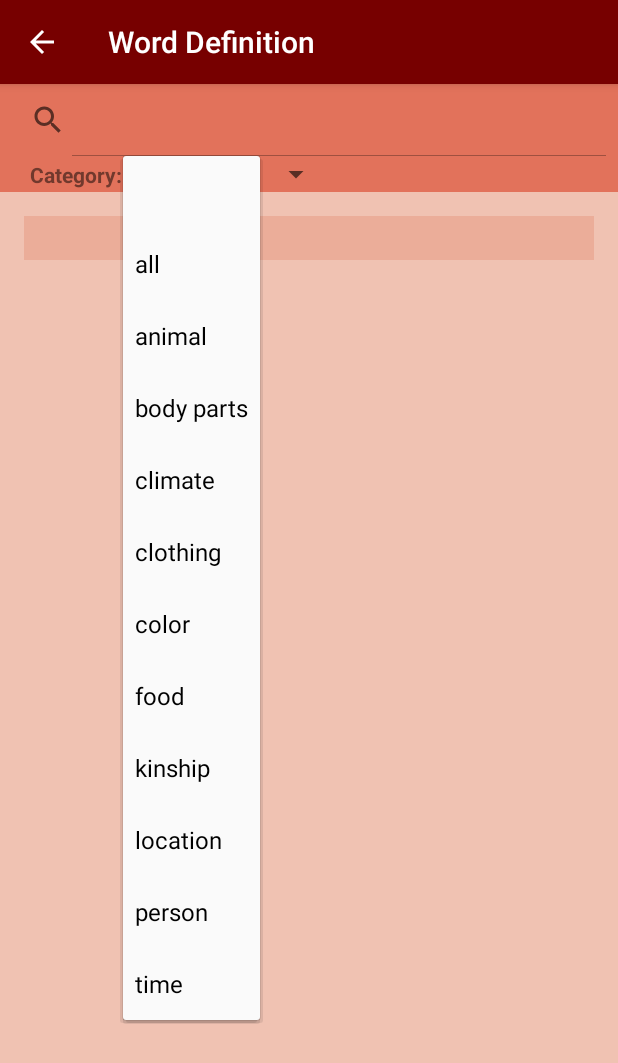
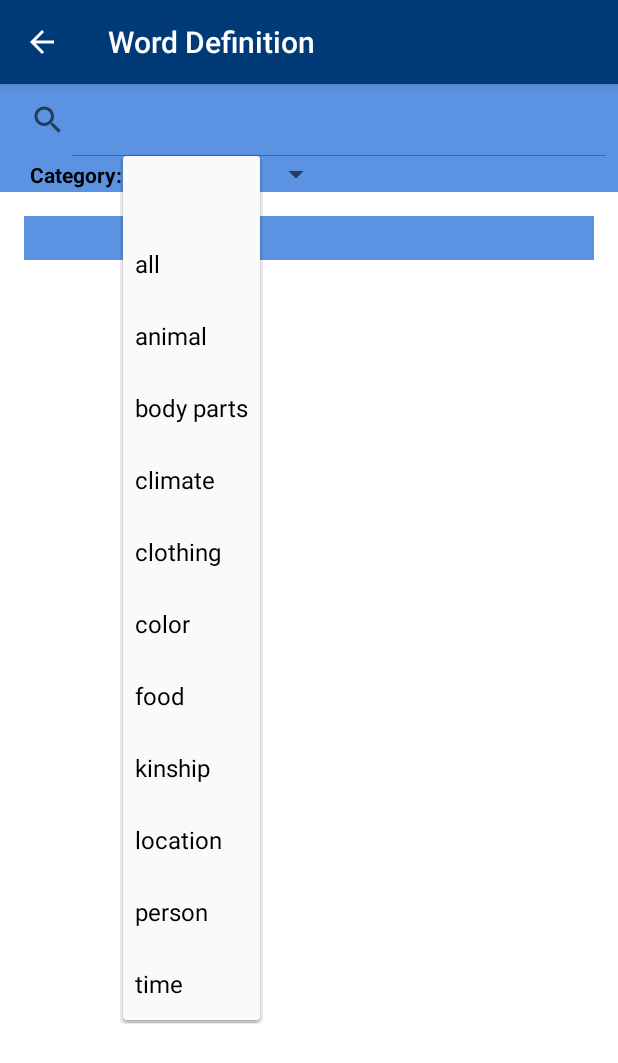
Before and after one commit to acastillah/zapotec-talking-dictionary, an Android app: the fragment WordDefinitionFragment placed in its activity, after a tap on an icon or button, on a phone screen of 412 x 824 dp. Shown: the top 1063 px of the screen. Run offline under Robolectric (Android 15) with nearby library versions, the phone set to English and light mode, and no system bars; 12 statements that could not run were skipped.

Commit message:
Made colors easier to change including text color, but I'm still confused about the Word of the Day text

```diff
--- a/app/src/main/java/edu/haverford/cs/zapotectalkingdictionary/MainPageFragment.java
+++ b/app/src/main/java/edu/haverford/cs/zapotectalkingdictionary/MainPageFragment.java
@@ -125,6 +125,9 @@ public class MainPageFragment extends Fragment{
 		SharedPreferences preferences = getActivity().getSharedPreferences(Preferences.APP_SETTINGS, Activity.MODE_PRIVATE);
 		if (db_size == 0 && preferences.getLong(Preferences.DB_SIZE, 0) > 0)
 			db_size = preferences.getLong(Preferences.DB_SIZE, 0);
+
+		if (db_size == 0)
+			db_size = 519;
 
 		int number = rn.nextInt((int)db_size) + 1;
 
--- a/app/src/main/res/layout/activity_main.xml
+++ b/app/src/main/res/layout/activity_main.xml
@@ -3,7 +3,7 @@
     android:id="@+id/drawer_layout"
     android:layout_width="match_parent"
     android:layout_height="match_parent"
-    android:background="@color/domain_searchbar_background"
+    android:background="@color/searchbar_background"
     tools:context="edu.haverford.cs.zapotectalkingdictionary.MainActivity" >
 
     <LinearLayout
--- a/app/src/main/res/layout/fragment_word_definition.xml
+++ b/app/src/main/res/layout/fragment_word_definition.xml
@@ -53,14 +53,16 @@
                                 android:layout_width="wrap_content"
                                 android:layout_height="wrap_content"
                                 android:text="Zapotec word"
-                                android:textAppearance="?android:attr/textAppearanceLarge" />
+                                android:textAppearance="?android:attr/textAppearanceLarge"
+                                android:textColor="@color/text_one"/>
 
                             <TextView
                                 android:id="@+id/PartOfSpeech"
                                 android:layout_width="wrap_content"
                                 android:layout_height="wrap_content"
                                 android:text="Part of Speech"
-                                android:textAppearance="?android:attr/textAppearanceMedium" />
+                                android:textAppearance="?android:attr/textAppearanceMedium"
+                                android:textColor="@color/text_one"/>
                         </LinearLayout>
 
                         <RelativeLayout
@@ -83,14 +85,16 @@
                             android:layout_width="wrap_content"
                             android:layout_height="wrap_content"
                             android:text="English definition"
-                            android:textAppearance="?android:attr/textAppearanceMedium" />
+                            android:textAppearance="?android:attr/textAppearanceMedium"
+                            android:textColor="@color/text_one"/>
 
                         <TextView
                             android:id="@+id/Word_Spa"
                             android:layout_width="wrap_content"
                             android:layout_height="wrap_content"
                             android:text="Spanish definition"
-                            android:textAppearance="?android:attr/textAppearanceMedium" />
+                            android:textAppearance="?android:attr/textAppearanceMedium"
+                            android:textColor="@color/text_one"/>
                     </LinearLayout>
 
                     <TextView
@@ -98,7 +102,8 @@
                         android:layout_width="wrap_content"
                         android:layout_height="wrap_content"
                         android:text="Variant"
-                        android:textAppearance="?android:attr/textAppearanceMedium" />
+                        android:textAppearance="?android:attr/textAppearanceMedium"
+                        android:textColor="@color/text_one"/>
 
                     <TextView
                         android:id="@+id/Speaker"
@@ -106,6 +111,7 @@
                         android:layout_height="wrap_content"
                         android:text="@string/speaker"
                         android:textAppearance="?android:attr/textAppearanceMedium"
+                        android:textColor="@color/text_one"
                         android:layout_marginBottom="10dp" />
 
                     <ImageView
--- a/app/src/main/res/layout/fragment_word_of_the_day.xml
+++ b/app/src/main/res/layout/fragment_word_of_the_day.xml
@@ -18,6 +18,7 @@
         android:layout_centerHorizontal="true"
         android:text="@string/wordOfTheDay"
         android:textAppearance="?android:attr/textAppearanceLarge"
+        android:textColor="@color/text_one"
         android:clickable="true"
         android:onClick="displayWordOfTheDay" />
 
@@ -30,7 +31,8 @@
         android:clickable="true"
         android:onClick="displayWordOfTheDay"
         android:text="bdua       [bdùùa’]"
-        android:textAppearance="?android:attr/textAppearanceLarge" />
+        android:textAppearance="?android:attr/textAppearanceLarge"
+        android:textColor="@color/text_one"/>
 
     <TextView
         android:id="@+id/textView1"
@@ -40,7 +42,8 @@
         android:layout_centerHorizontal="true"
         android:clickable="true"
         android:onClick="displayWordOfTheDay"
-        android:text="banana noun\n (Spanish) plátano" />
+        android:text="banana noun\n (Spanish) plátano"
+        android:textColor="@color/text_one"/>
 
     </RelativeLayout>
     </ScrollView>
--- a/app/src/main/res/values/colors.xml
+++ b/app/src/main/res/values/colors.xml
@@ -1,22 +1,22 @@
 <?xml version="1.0" encoding="utf-8"?>
 <resources>
-    <color name="app_background">#F0C2B2</color>
-    <color name="actionbar_background">#770000</color>
-    <color name="searchbar_background">#E2725B</color>
+    <color name="app_background">#ffffff</color>
+    <color name="actionbar_background">#003a77</color>
+    <color name="searchbar_background">#5b93e2</color>
     <color name="dropdown_background">#00ff00</color>
     <color name="background">#ba0c0c</color> <!-- not clear what this does in activity_main.xml -->
     <!-- <color name="nav_background_color">#ffff00</color>  not clear what this does -->
-    <color name="nav_drawer">#99EBAD99</color> <!-- extra chars related to transparency? -->
+    <color name="nav_drawer">#997080e7</color> <!-- extra chars related to transparency? -->
     <color name="url">#3333FF</color> <!-- e.g. link on the About page -->
-    <!-- <color name="black">#000000</color> not clear what this does -->
-    <color name="accent_one">#EBAD99</color> <!-- e.g. word box -->
-    <color name="accent_two">#E69980</color> <!-- e.g. little gloss box in word box -->
-    <color name="domain_searchbar_background">#E2725B</color> <!-- same as searchbar -->
+    <color name="text_one">#ffffff</color>
+    <color name="accent_one">#5b93e2</color> <!-- e.g. word box -->
+    <color name="accent_two">#66a6ff</color> <!-- e.g. little gloss box in word box -->
+    <color name="domain_searchbar_background">#5b93e2</color> <!-- same as searchbar -->
     <color name="spinner_background">#D9723B</color>
     <color name="spinner_text">#FFFFFF</color>
     <color name="recording">#FF0000</color>
     <!--<color name="white">#FFFFFF</color> not clear what this does-->
-    <color name="lang_spinner_background">#FFFFFF</color>
+    <color name="lang_spinner_background">#a4d9ff</color>
     <color name="lang_spinner_text">#000000</color>
-    <color name="domain_searchbar_text">#71392D</color>
+    <color name="domain_searchbar_text">#000000</color>
 </resources>
```
Also changed, not shown: 75 other files.
